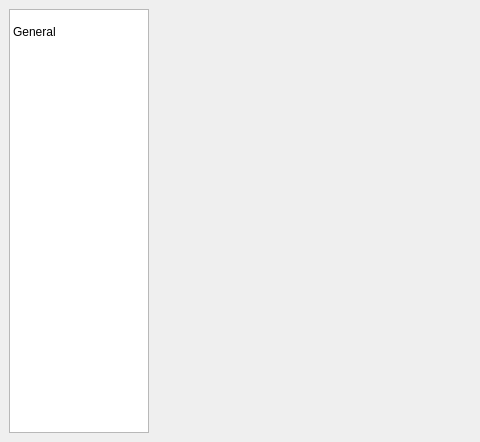
Qt form qt/applications/workbench/workbench/widgets/settings/main.ui (mantidproject/mantid) before a commit; both pictures show x 0 to 480 and y 0 to 442 of the 726 by 442 pixel window.
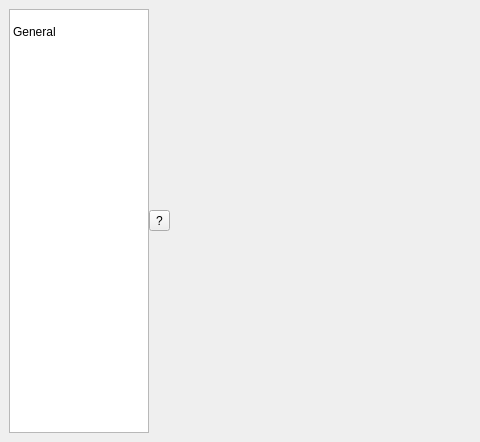
The same form after that commit.

Commit message: Adds help button on settings that opens settings documentation

```diff
--- a/qt/applications/workbench/workbench/widgets/settings/main.ui
+++ b/qt/applications/workbench/workbench/widgets/settings/main.ui
@@ -86,6 +86,13 @@
           <property name="sizeConstraint">
            <enum>QLayout::SetMinimumSize</enum>
           </property>
+          <item>
+           <widget class="QToolButton" name="help_button">
+            <property name="text">
+             <string>?</string>
+            </property>
+           </widget>
+          </item>
           <item>
            <spacer name="horizontalSpacer">
             <property name="orientation">
```
Left out of the diff: 2 changed lines with no effect on the pictures. The commit also changes 1 other file.
